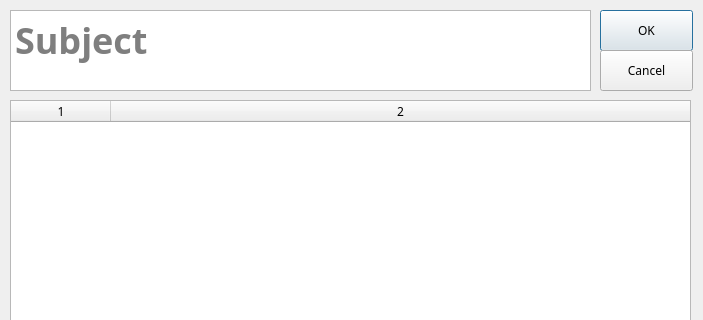
Before: the Qt Designer form update_goal.ui in ari099/Stax, drawn with Qt 5; both pictures show x 0 to 703 and y 0 to 320 of the 703 by 654 pixel window.
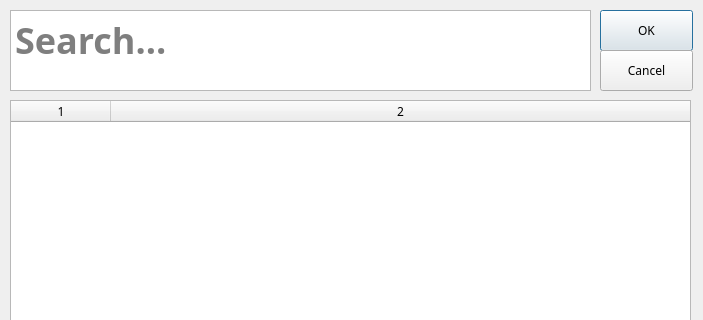
After: the same form once the commit is applied.

Diff of the .ui file:
```diff
--- a/update_goal.ui
+++ b/update_goal.ui
@@ -73,7 +73,7 @@
     </font>
    </property>
    <property name="placeholderText">
-    <string>Subject</string>
+    <string>Search...</string>
    </property>
   </widget>
   <widget class="QTableWidget" name="GoalTable">
```
Left out of the diff: 2 changed lines with no effect on the pictures.
